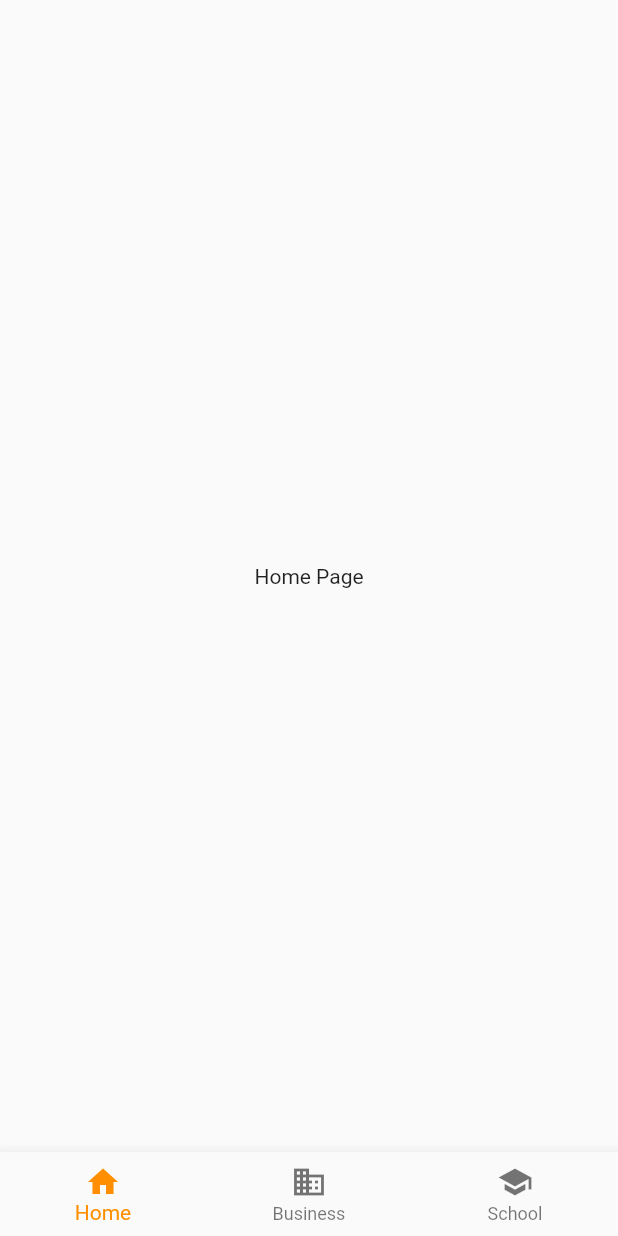
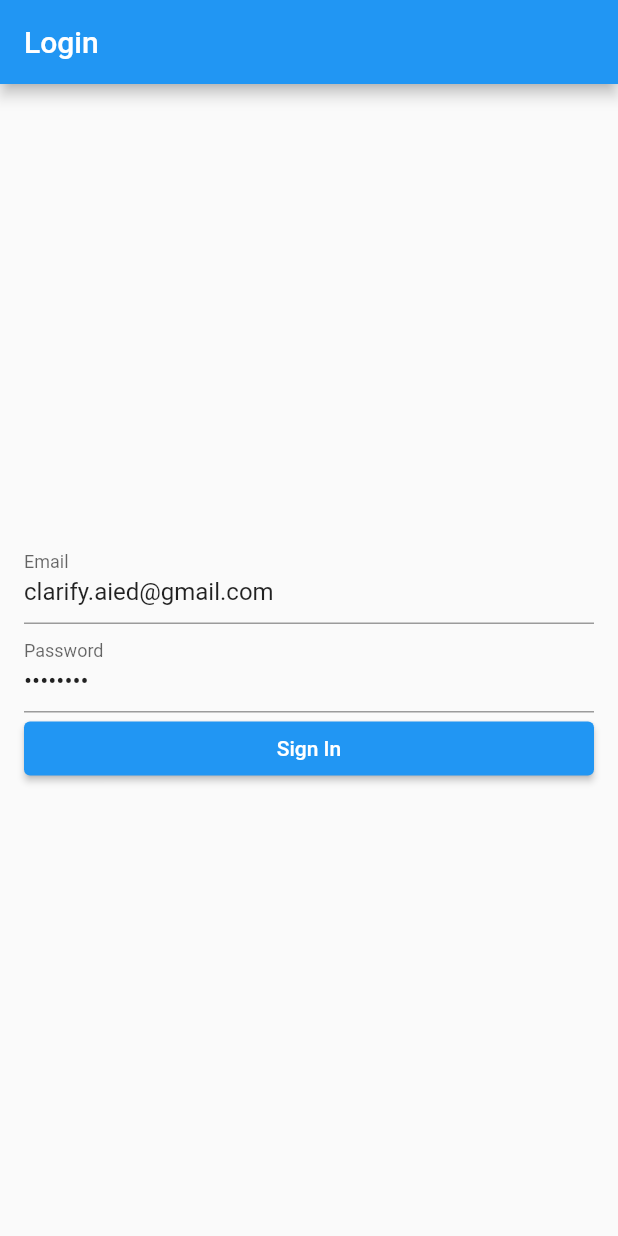
Before and after one commit to MasterWJK/Clarify_repo, a Flutter app: the screen it shows after launch, on a phone screen of 412 x 824 dp. Run offline on Flutter 3.47's test engine with Material 2 defaults, Android fonts, the phone set to English and light mode, and no system bars; our stand-ins replace firebase_auth, firebase_core; accounts and stored records are empty.

Commit message:
connected firebase with default email login

```diff
--- /dev/null
+++ b/clarify_app/lib/login/LoginScreen.dart
@@ -0,0 +1,73 @@
+import 'package:firebase_auth/firebase_auth.dart';
+import 'package:flutter/material.dart';
+
+import '../main.dart';
+
+class LoginScreen extends StatefulWidget {
+  const LoginScreen({Key? key}) : super(key: key);
+
+  @override
+  _LoginScreenState createState() => _LoginScreenState();
+}
+
+class _LoginScreenState extends State<LoginScreen> {
+  final _emailController =
+      TextEditingController(text: 'clarify.aied@gmail.com');
+  final _passwordController = TextEditingController(text: 'Test1234');
+
+  Future<void> _signInWithEmailAndPassword() async {
+    try {
+      final UserCredential user =
+          await FirebaseAuth.instance.signInWithEmailAndPassword(
+        email: _emailController.text,
+        password: _passwordController.text,
+      );
+
+      // If the sign in was successful, navigate to the HomePage
+      if (user != null) {
+        Navigator.pushReplacement(
+          context,
+          MaterialPageRoute(builder: (context) => const HomePage()),
+        );
+      }
+    } on FirebaseAuthException catch (e) {
+      // Handle the error, show a message to the user
+      // For example:
+      ScaffoldMessenger.of(context).showSnackBar(
+        SnackBar(
+          content: Text(e.message ?? 'An error occurred'),
+        ),
+      );
+    }
+  }
+
+  @override
+  Widget build(BuildContext context) {
+    return Scaffold(
+      appBar: AppBar(title: const Text('Login')),
+      body: Padding(
+        padding: const EdgeInsets.all(16.0),
+        child: Column(
+          mainAxisAlignment: MainAxisAlignment.center,
+          crossAxisAlignment: CrossAxisAlignment.stretch,
+          children: <Widget>[
+            TextFormField(
+              controller: _emailController,
+              decoration: const InputDecoration(labelText: 'Email'),
+              keyboardType: TextInputType.emailAddress,
+            ),
+            TextFormField(
+              controller: _passwordController,
+              decoration: const InputDecoration(labelText: 'Password'),
+              obscureText: true,
+            ),
+            ElevatedButton(
+              onPressed: _signInWithEmailAndPassword,
+              child: const Text('Sign In'),
+            ),
+          ],
+        ),
+      ),
+    );
+  }
+}
--- a/clarify_app/lib/main.dart
+++ b/clarify_app/lib/main.dart
@@ -1,9 +1,19 @@
+import 'package:firebase_core/firebase_core.dart';
+import 'firebase_options.dart';
+import 'package:firebase_auth/firebase_auth.dart';
+
 import 'package:flutter/material.dart';
-import '/mainpages/PageOne.dart';
-import '/mainpages/PageTwo.dart';
-import '/mainpages/PageThree.dart';
+import 'main_pages/PageOne.dart';
+import 'main_pages/PageTwo.dart';
+import 'main_pages/PageThree.dart';
+import 'login/LoginScreen.dart';
 
-void main() {
+void main() async {
+  WidgetsFlutterBinding.ensureInitialized(); // Ensure initialization
+  await Firebase.initializeApp(
+    options: DefaultFirebaseOptions.currentPlatform,
+  ); // Initialize Firebase
+
   runApp(const MainApp());
 }
 
@@ -12,8 +22,16 @@ class MainApp extends StatelessWidget {
 
   @override
   Widget build(BuildContext context) {
+    ThemeData(
+      primarySwatch: Colors.amber,
+      primaryColor: Colors.amber[800], // Use amber[800] as the primary color
+    );
+    // Get the current user
+    final user = FirebaseAuth.instance.currentUser;
+
+    // Return either the Home or Login screen
     return MaterialApp(
-      home: HomePage(),
+      home: user == null ? const LoginScreen() : const HomePage(),
     );
   }
 }
--- a/clarify_app/pubspec.yaml
+++ b/clarify_app/pubspec.yaml
@@ -7,6 +7,7 @@ environment:
   sdk: '>=3.1.5 <4.0.0'
 
 dependencies:
+  firebase_core: ^2.21.0
   flutter:
     sdk: flutter
 
@@ -14,6 +15,7 @@ dev_dependencies:
   flutter_test:
     sdk: flutter
   flutter_lints: ^2.0.0
+  firebase_auth: ^4.12.1
 
 flutter:
   uses-material-design: true
```
Also changed, not shown: clarify_app/lib/firebase_options.dart (added), clarify_app/lib/main_pages/PageOne.dart (renamed from clarify_app/lib/mainpages/PageOne.dart), clarify_app/lib/main_pages/PageThree.dart (renamed from clarify_app/lib/mainpages/PageThree.dart), clarify_app/lib/main_pages/PageTwo.dart (renamed from clarify_app/lib/mainpages/PageTwo.dart), clarify_app/pubspec.lock, 18 other files.
